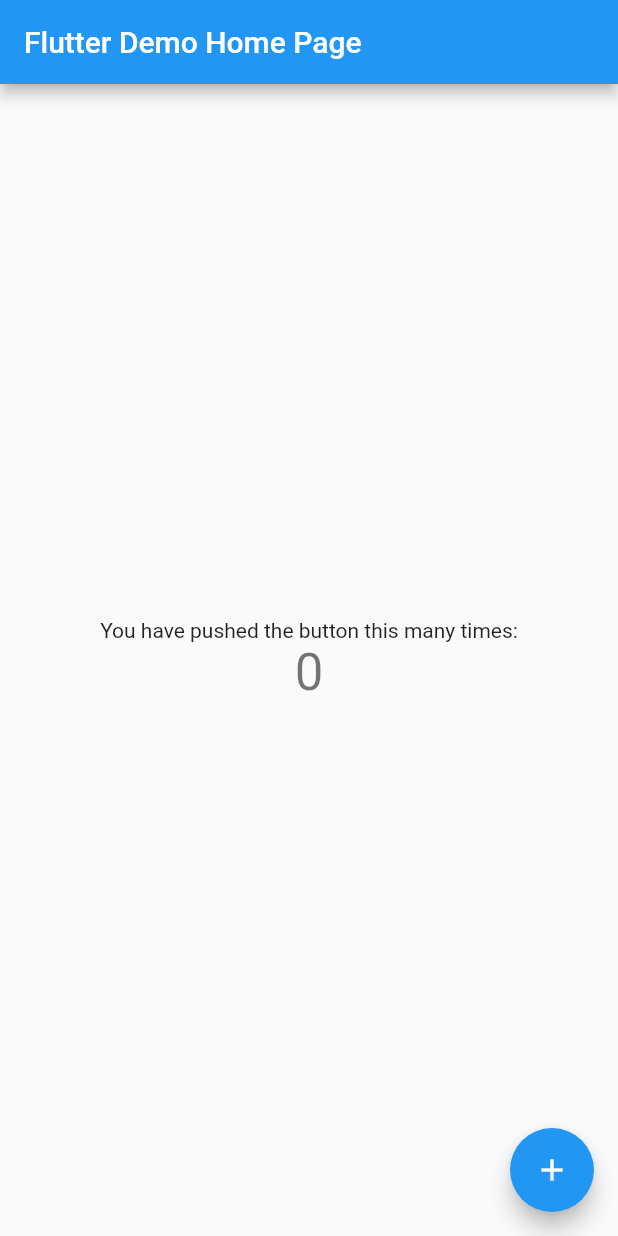
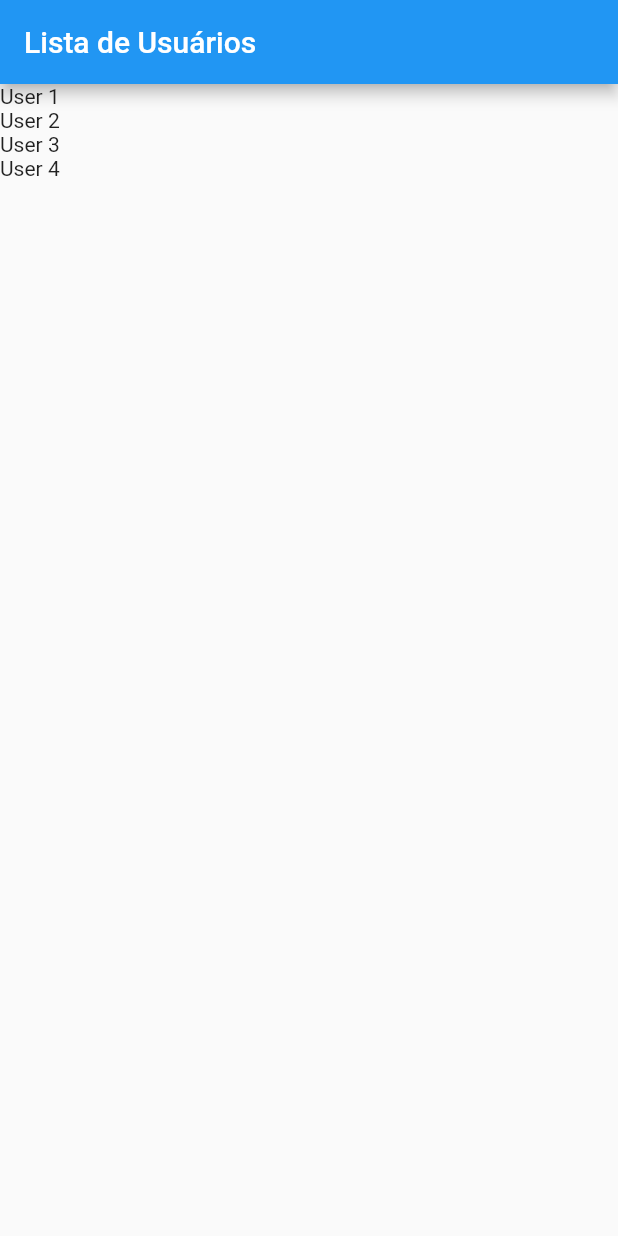
Before and after one commit to Haiga/simple-crud-flutter-app, a Flutter app: the screen it shows after launch, on a phone screen of 412 x 824 dp. Run offline on Flutter 3.47's test engine with Material 2 defaults, Android fonts, the light colour scheme and no system bars.

Commit message:
add basic listview

```diff
--- /dev/null
+++ b/lib/data/dummy_users.dart
@@ -0,0 +1,28 @@
+import 'package:simple_crud_flutter_app/models/user.dart';
+
+const DUMMY_USERS = {
+  '1': const User(
+      id: "1",
+      name: "User 1",
+      email: "teste_mail@gmail.com",
+      avatarUrl:
+          "http://s2.glbimg.com/pwBcK1rzNQFGgZ9t0MPBhQfhSTY=/0x0:694x400/695x401/s.glbimg.com/po/tt2/f/original/2016/03/01/gmail-icone.jpg"),
+  '2': const User(
+      id: "2",
+      name: "User 2",
+      email: "teste_mail@gmail.com",
+      avatarUrl:
+          "http://s2.glbimg.com/pwBcK1rzNQFGgZ9t0MPBhQfhSTY=/0x0:694x400/695x401/s.glbimg.com/po/tt2/f/original/2016/03/01/gmail-icone.jpg"),
+  '3': const User(
+      id: "3",
+      name: "User 3",
+      email: "teste_mail@gmail.com",
+      avatarUrl:
+          "http://s2.glbimg.com/pwBcK1rzNQFGgZ9t0MPBhQfhSTY=/0x0:694x400/695x401/s.glbimg.com/po/tt2/f/original/2016/03/01/gmail-icone.jpg"),
+  '4': const User(
+      id: "4",
+      name: "User 4",
+      email: "teste_mail@gmail.com",
+      avatarUrl:
+          "http://s2.glbimg.com/pwBcK1rzNQFGgZ9t0MPBhQfhSTY=/0x0:694x400/695x401/s.glbimg.com/po/tt2/f/original/2016/03/01/gmail-icone.jpg"),
+};
--- a/lib/main.dart
+++ b/lib/main.dart
@@ -1,4 +1,5 @@
 import 'package:flutter/material.dart';
+import 'package:simple_crud_flutter_app/views/user_list.dart';
 
 void main() {
   runApp(MyApp());
@@ -11,103 +12,9 @@
     return MaterialApp(
       title: 'Flutter Demo',
       theme: ThemeData(
-        // This is the theme of your application.
-        //
-        // Try running your application with "flutter run". You'll see the
-        // application has a blue toolbar. Then, without quitting the app, try
-        // changing the primarySwatch below to Colors.green and then invoke
-        // "hot reload" (press "r" in the console where you ran "flutter run",
-        // or simply save your changes to "hot reload" in a Flutter IDE).
-        // Notice that the counter didn't reset back to zero; the application
-        // is not restarted.
         primarySwatch: Colors.blue,
       ),
-      home: MyHomePage(title: 'Flutter Demo Home Page'),
+      home: UserList(),
     );
   }
 }
-
-class MyHomePage extends StatefulWidget {
-  MyHomePage({Key? key, required this.title}) : super(key: key);
-
-  // This widget is the home page of your application. It is stateful, meaning
-  // that it has a State object (defined below) that contains fields that affect
-  // how it looks.
-
-  // This class is the configuration for the state. It holds the values (in this
-  // case the title) provided by the parent (in this case the App widget) and
-  // used by the build method of the State. Fields in a Widget subclass are
-  // always marked "final".
-
-  final String title;
-
-  @override
-  _MyHomePageState createState() => _MyHomePageState();
-}
-
-class _MyHomePageState extends State<MyHomePage> {
-  int _counter = 0;
-
-  void _incrementCounter() {
-    setState(() {
-      // This call to setState tells the Flutter framework that something has
-      // changed in this State, which causes it to rerun the build method below
-      // so that the display can reflect the updated values. If we changed
-      // _counter without calling setState(), then the build method would not be
-      // called again, and so nothing would appear to happen.
-      _counter++;
-    });
-  }
-
-  @override
-  Widget build(BuildContext context) {
-    // This method is rerun every time setState is called, for instance as done
-    // by the _incrementCounter method above.
-    //
-    // The Flutter framework has been optimized to make rerunning build methods
-    // fast, so that you can just rebuild anything that needs updating rather
-    // than having to individually change instances of widgets.
-    return Scaffold(
-      appBar: AppBar(
-        // Here we take the value from the MyHomePage object that was created by
-        // the App.build method, and use it to set our appbar title.
-        title: Text(widget.title),
-      ),
-      body: Center(
-        // Center is a layout widget. It takes a single child and positions it
-        // in the middle of the parent.
-        child: Column(
-          // Column is also a layout widget. It takes a list of children and
-          // arranges them vertically. By default, it sizes itself to fit its
-          // children horizontally, and tries to be as tall as its parent.
-          //
-          // Invoke "debug painting" (press "p" in the console, choose the
-          // "Toggle Debug Paint" action from the Flutter Inspector in Android
-          // Studio, or the "Toggle Debug Paint" command in Visual Studio Code)
-          // to see the wireframe for each widget.
-          //
-          // Column has various properties to control how it sizes itself and
-          // how it positions its children. Here we use mainAxisAlignment to
-          // center the children vertically; the main axis here is the vertical
-          // axis because Columns are vertical (the cross axis would be
-          // horizontal).
-          mainAxisAlignment: MainAxisAlignment.center,
-          children: <Widget>[
-            Text(
-              'You have pushed the button this many times:',
-            ),
-            Text(
-              '$_counter',
-              style: Theme.of(context).textTheme.headline4,
-            ),
-          ],
-        ),
-      ),
-      floatingActionButton: FloatingActionButton(
-        onPressed: _incrementCounter,
-        tooltip: 'Increment',
-        child: Icon(Icons.add),
-      ), // This trailing comma makes auto-formatting nicer for build methods.
-    );
-  }
-}
--- /dev/null
+++ b/lib/models/user.dart
@@ -0,0 +1,12 @@
+class User {
+  final String id;
+  final String name;
+  final String email;
+  final String avatarUrl;
+  const User({
+    required this.id,
+    required this.name,
+    required this.email,
+    required this.avatarUrl,
+  });
+}
--- /dev/null
+++ b/lib/views/user_list.dart
@@ -0,0 +1,17 @@
+import 'package:flutter/material.dart';
+import 'package:simple_crud_flutter_app/data/dummy_users.dart';
+
+class UserList extends StatelessWidget {
+  @override
+  Widget build(BuildContext context) {
+    const users = {...DUMMY_USERS};
+    return Scaffold(
+      appBar: AppBar(
+        title: Text('Lista de Usuários'),
+      ),
+      body: ListView.builder(
+          itemCount: users.length,
+          itemBuilder: (ctx, i) => Text(users.values.elementAt(i).name)),
+    );
+  }
+}
```
